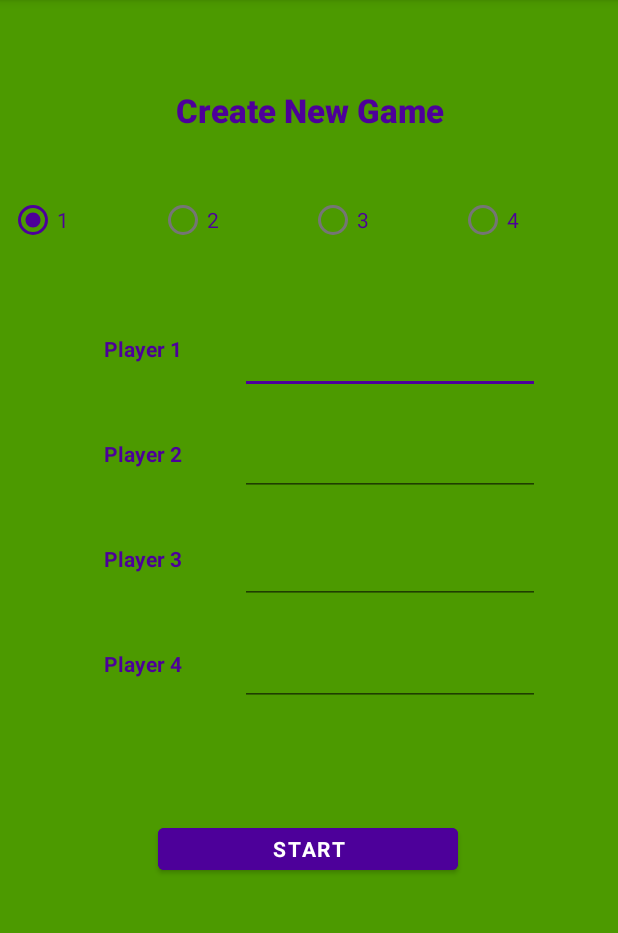
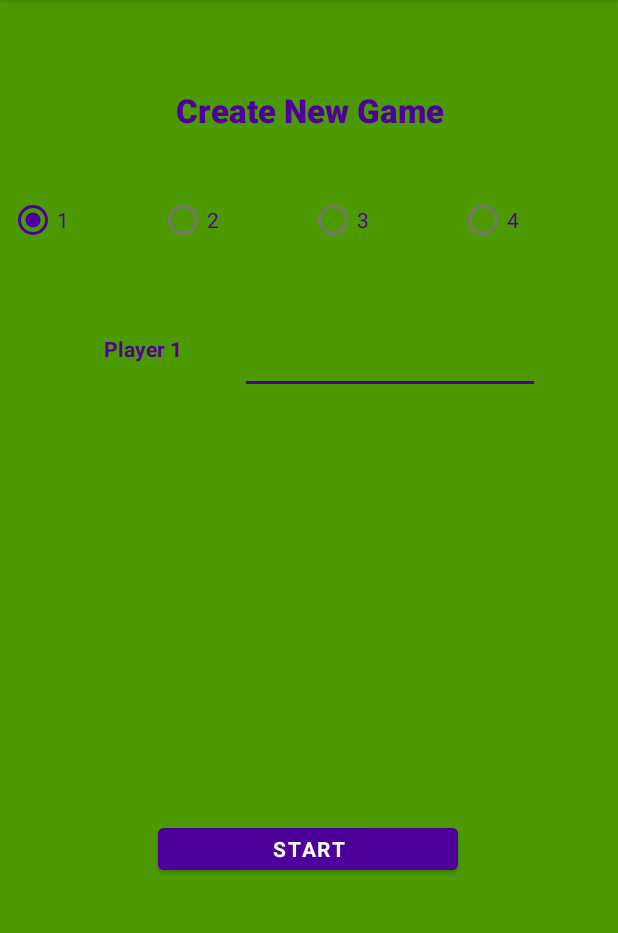
Before and after one commit to cordovaom/team100_miniGolfApp, an Android app: the CreateNewGame screen opened directly, with no data from a screen before it, on a phone screen of 412 x 824 dp, the part 84-1017 px from its top. Run offline under Robolectric (Android 15) with nearby library versions, the phone set to English and light mode, and no system bars; Roboto replaces fonts that are not available here.

Commit message:
Changed the visibility of the create new game

```diff
--- a/app/src/main/res/layout/activity_create_new_game.xml
+++ b/app/src/main/res/layout/activity_create_new_game.xml
@@ -7,7 +7,9 @@
     android:layout_height="match_parent"
     android:background="#4c9a00"
     android:orientation="horizontal"
-    tools:context=".CreateNewGame">
+    android:visibility="visible"
+    tools:context=".CreateNewGame"
+    tools:visibility="visible">
 
     <TextView
         android:id="@+id/createGameBanner"
@@ -28,7 +30,6 @@
         app:layout_constraintStart_toStartOf="parent"
         app:layout_constraintTop_toTopOf="parent"
         app:layout_constraintVertical_bias=".07" />
-
 
 
     <TextView
@@ -55,6 +56,7 @@
         android:fontFamily="@font/brawler"
         android:inputType="textPersonName"
         android:textColor="#4d009a"
+        android:visibility="visible"
         app:layout_constraintEnd_toEndOf="parent"
         app:layout_constraintHorizontal_bias="0.0"
         app:layout_constraintStart_toEndOf="@+id/playerOneBanner"
@@ -70,6 +72,7 @@
         android:textAlignment="center"
         android:textColor="#4d009a"
         android:textStyle="bold"
+        android:visibility="invisible"
         app:layout_constraintEnd_toEndOf="parent"
         app:layout_constraintHorizontal_bias="0.106"
         app:layout_constraintStart_toStartOf="parent"
@@ -84,13 +87,14 @@
         android:fontFamily="@font/brawler"
         android:inputType="textPersonName"
         android:textColor="#4d009a"
+        android:visibility="invisible"
         app:layout_constraintEnd_toEndOf="parent"
         app:layout_constraintHorizontal_bias="0.0"
         app:layout_constraintStart_toEndOf="@+id/playerTwoBanner"
         app:layout_constraintTop_toBottomOf="@+id/playerOneNameInput" />
 
     <TextView
-        android:id="@+id/playerThreeNameBanner"
+        android:id="@+id/playerThreeBanner"
         android:layout_width="130dp"
         android:layout_height="40dp"
         android:layout_marginTop="30dp"
@@ -99,6 +103,7 @@
         android:textAlignment="center"
         android:textColor="#4d009a"
         android:textStyle="bold"
+        android:visibility="invisible"
         app:layout_constraintEnd_toEndOf="parent"
         app:layout_constraintHorizontal_bias="0.106"
         app:layout_constraintStart_toStartOf="parent"
@@ -113,9 +118,10 @@
         android:fontFamily="@font/brawler"
         android:inputType="textPersonName"
         android:textColor="#4d009a"
+        android:visibility="invisible"
         app:layout_constraintEnd_toEndOf="parent"
         app:layout_constraintHorizontal_bias="0.0"
-        app:layout_constraintStart_toEndOf="@+id/playerThreeNameBanner"
+        app:layout_constraintStart_toEndOf="@+id/playerThreeBanner"
         app:layout_constraintTop_toBottomOf="@+id/playerTwoNameInput" />
 
     <TextView
@@ -128,10 +134,11 @@
         android:textAlignment="center"
         android:textColor="#4d009a"
         android:textStyle="bold"
+        android:visibility="invisible"
         app:layout_constraintEnd_toEndOf="parent"
         app:layout_constraintHorizontal_bias="0.106"
         app:layout_constraintStart_toStartOf="parent"
-        app:layout_constraintTop_toBottomOf="@+id/playerThreeNameBanner" />
+        app:layout_constraintTop_toBottomOf="@+id/playerThreeBanner" />
 
     <EditText
         android:id="@+id/playerFourNameInput"
@@ -142,6 +149,7 @@
         android:fontFamily="@font/brawler"
         android:inputType="textPersonName"
         android:textColor="#4d009a"
+        android:visibility="invisible"
         app:layout_constraintEnd_toEndOf="parent"
         app:layout_constraintHorizontal_bias="0.0"
         app:layout_constraintStart_toEndOf="@+id/playerFourNameBanner"
```
Also changed, not shown: app/src/main/java/edu/vcu/team100_minigolfapp/CreateNewGame.java (+75 -5 lines).
